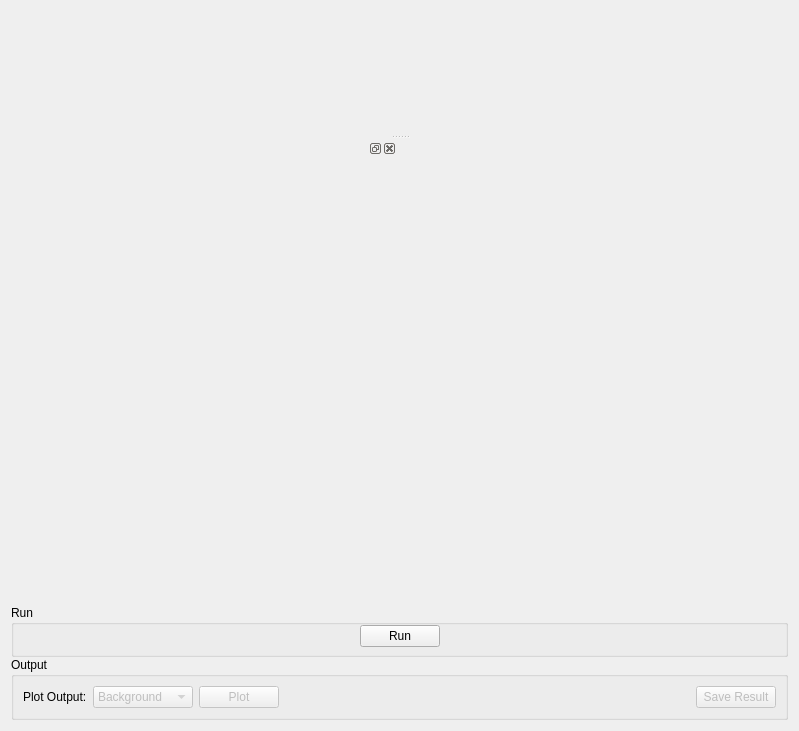
Above: qt/scientific_interfaces/Indirect/IqtFit.ui from mantidproject/mantid before the change. Below: the same form after it.
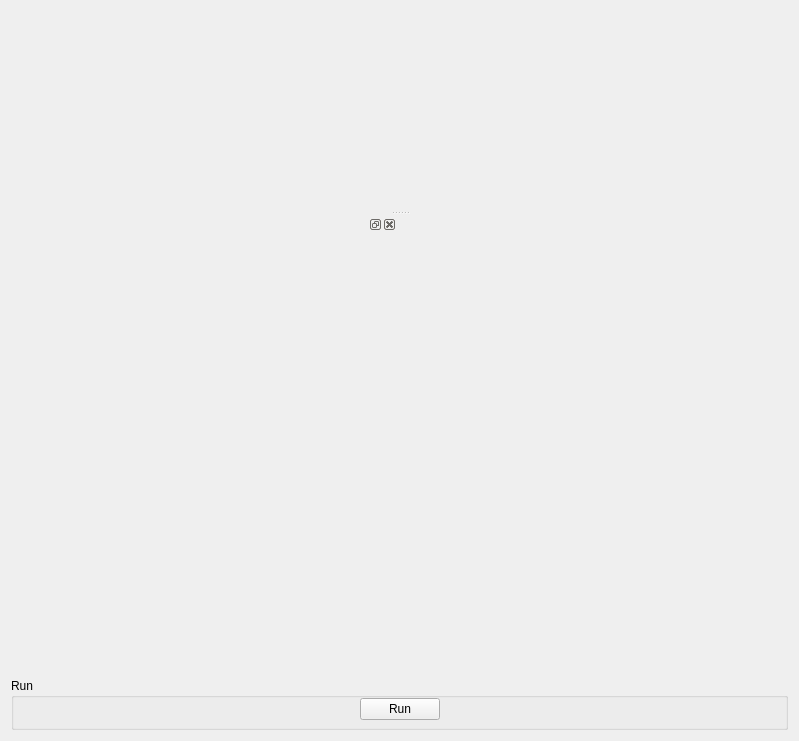
That is the form after the change. Custom widgets are drawn as their Qt base class.

```diff
--- a/qt/scientific_interfaces/Indirect/IqtFit.ui
+++ b/qt/scientific_interfaces/Indirect/IqtFit.ui
@@ -7,7 +7,7 @@
     <x>0</x>
     <y>0</y>
     <width>799</width>
-    <height>731</height>
+    <height>741</height>
    </rect>
   </property>
   <property name="windowTitle">
@@ -113,97 +113,7 @@
            </widget>
           </item>
           <item>
-           <widget class="QGroupBox" name="gbOutput">
-            <property name="title">
-             <string>Output</string>
-            </property>
-            <layout class="QHBoxLayout" name="horizontalLayout_2">
-             <item>
-              <widget class="QLabel" name="lbPlotType">
-               <property name="text">
-                <string>Plot Output:</string>
-               </property>
-              </widget>
-             </item>
-             <item>
-              <widget class="QComboBox" name="cbPlotType">
-               <property name="enabled">
-                <bool>false</bool>
-               </property>
-               <property name="minimumSize">
-                <size>
-                 <width>100</width>
-                 <height>0</height>
-                </size>
-               </property>
-               <property name="maximumSize">
-                <size>
-                 <width>100</width>
-                 <height>16777215</height>
-                </size>
-               </property>
-               <item>
-                <property name="text">
-                 <string>Background</string>
-                </property>
-               </item>
-               <item>
-                <property name="text">
-                 <string>Intensity</string>
-                </property>
-               </item>
-               <item>
-                <property name="text">
-                 <string>Tau</string>
-                </property>
-               </item>
-               <item>
-                <property name="text">
-                 <string>Beta</string>
-                </property>
-               </item>
-               <item>
-                <property name="text">
-                 <string>All</string>
-                </property>
-               </item>
-              </widget>
-             </item>
-             <item>
-              <widget class="QPushButton" name="pbPlot">
-               <property name="enabled">
-                <bool>false</bool>
-               </property>
-               <property name="text">
-                <string>Plot</string>
-               </property>
-              </widget>
-             </item>
-             <item>
-              <spacer name="horizontalSpacer_1">
-               <property name="orientation">
-                <enum>Qt::Horizontal</enum>
-               </property>
-               <property name="sizeHint" stdset="0">
-                <size>
-                 <width>40</width>
-                 <height>20</height>
-                </size>
-               </property>
-              </spacer>
-             </item>
-             <item>
-              <widget class="QPushButton" name="pbSave">
-               <property name="enabled">
-                <bool>false</bool>
-               </property>
-               <property name="text">
-                <string>Save Result</string>
-               </property>
-              </widget>
-             </item>
-            </layout>
-           </widget>
+           <widget class="MantidQt::CustomInterfaces::IDA::IndirectFitOutputOptionsView" name="ovOutputOptionsView" native="true"/>
           </item>
          </layout>
         </widget>
@@ -239,6 +149,12 @@
    <header>IndirectFitDataView.h</header>
    <container>1</container>
   </customwidget>
+  <customwidget>
+   <class>MantidQt::CustomInterfaces::IDA::IndirectFitOutputOptionsView</class>
+   <extends>QWidget</extends>
+   <header>IndirectFitOutputOptionsView.h</header>
+   <container>1</container>
+  </customwidget>
  </customwidgets>
  <resources/>
  <connections/>
```
